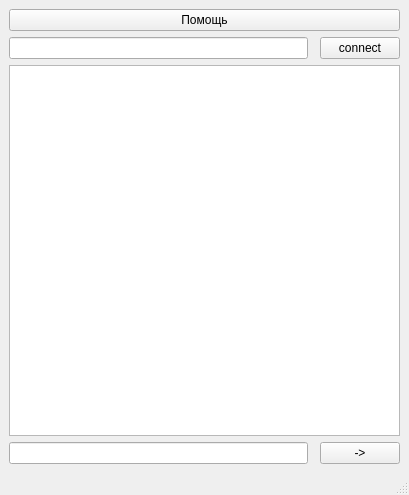
Old version of the form mainwindow.ui in the repository Alextrp/Client.
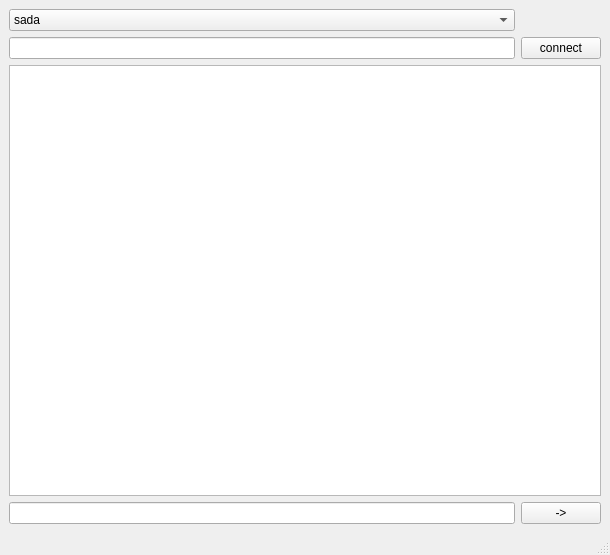
New version of the form.

Diff of the .ui file:
```diff
--- a/mainwindow.ui
+++ b/mainwindow.ui
@@ -6,8 +6,8 @@
    <rect>
     <x>0</x>
     <y>0</y>
-    <width>409</width>
-    <height>495</height>
+    <width>610</width>
+    <height>555</height>
    </rect>
   </property>
   <property name="windowTitle">
@@ -15,34 +15,36 @@
   </property>
   <widget class="QWidget" name="centralwidget">
    <layout class="QGridLayout" name="gridLayout">
-    <item row="1" column="2">
-     <widget class="QPushButton" name="pushButton">
-      <property name="text">
-       <string>connect</string>
-      </property>
-     </widget>
-    </item>
     <item row="3" column="0">
      <widget class="QLineEdit" name="lineEdit"/>
     </item>
+    <item row="2" column="0" colspan="2">
+     <widget class="QTextBrowser" name="textBrowser"/>
+    </item>
+    <item row="1" column="1">
+     <widget class="QPushButton" name="pushButton">
+      <property name="text">
+       <string>connect</string>
+      </property>
+     </widget>
+    </item>
     <item row="1" column="0">
      <widget class="QLineEdit" name="lineEdit_2"/>
     </item>
-    <item row="3" column="2">
+    <item row="3" column="1">
      <widget class="QPushButton" name="pushButton_2">
       <property name="text">
        <string>-&gt;</string>
       </property>
      </widget>
     </item>
-    <item row="2" column="0" colspan="3">
-     <widget class="QTextBrowser" name="textBrowser"/>
-    </item>
-    <item row="0" column="0" colspan="3">
-     <widget class="QPushButton" name="pushButton_3">
-      <property name="text">
-       <string>Помощь</string>
-      </property>
+    <item row="0" column="0">
+     <widget class="QComboBox" name="comboBox">
+      <item>
+       <property name="text">
+        <string>sada</string>
+       </property>
+      </item>
      </widget>
     </item>
    </layout>
```
Left out of the diff: 2 changed lines with no effect on the pictures.
